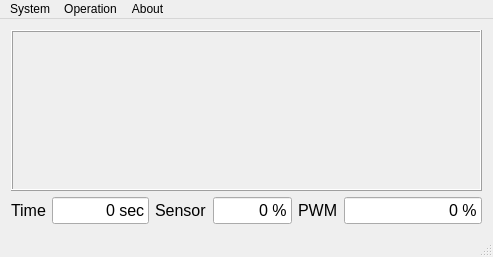
Before: the Qt Designer form Project1/SCD/mainwindow.ui in DenisMedeiros/DCA0119, drawn with Qt 5.
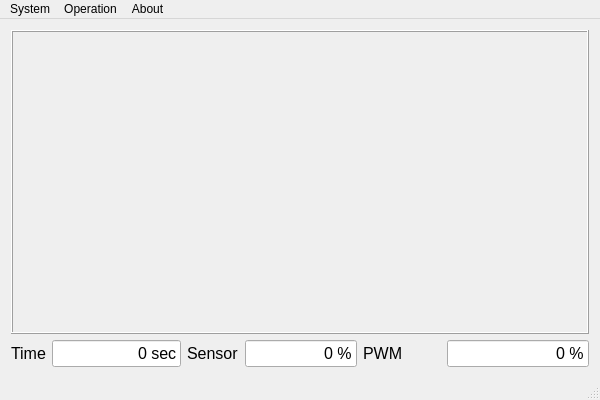
After: the same form once the commit is applied. Icons and pictures are not drawn.

Commit message: Chart improved with legend.

What changed in the file:
```diff
--- a/Project1/SCD/mainwindow.ui
+++ b/Project1/SCD/mainwindow.ui
@@ -6,10 +6,16 @@
    <rect>
     <x>0</x>
     <y>0</y>
-    <width>493</width>
-    <height>257</height>
+    <width>600</width>
+    <height>400</height>
    </rect>
   </property>
+  <property name="minimumSize">
+   <size>
+    <width>600</width>
+    <height>400</height>
+   </size>
+  </property>
   <property name="windowTitle">
    <string>SCD - v0.1</string>
   </property>
@@ -143,7 +149,7 @@
     <rect>
      <x>0</x>
      <y>0</y>
-     <width>493</width>
+     <width>600</width>
      <height>21</height>
     </rect>
    </property>
```
The commit also changes 2 other files.
